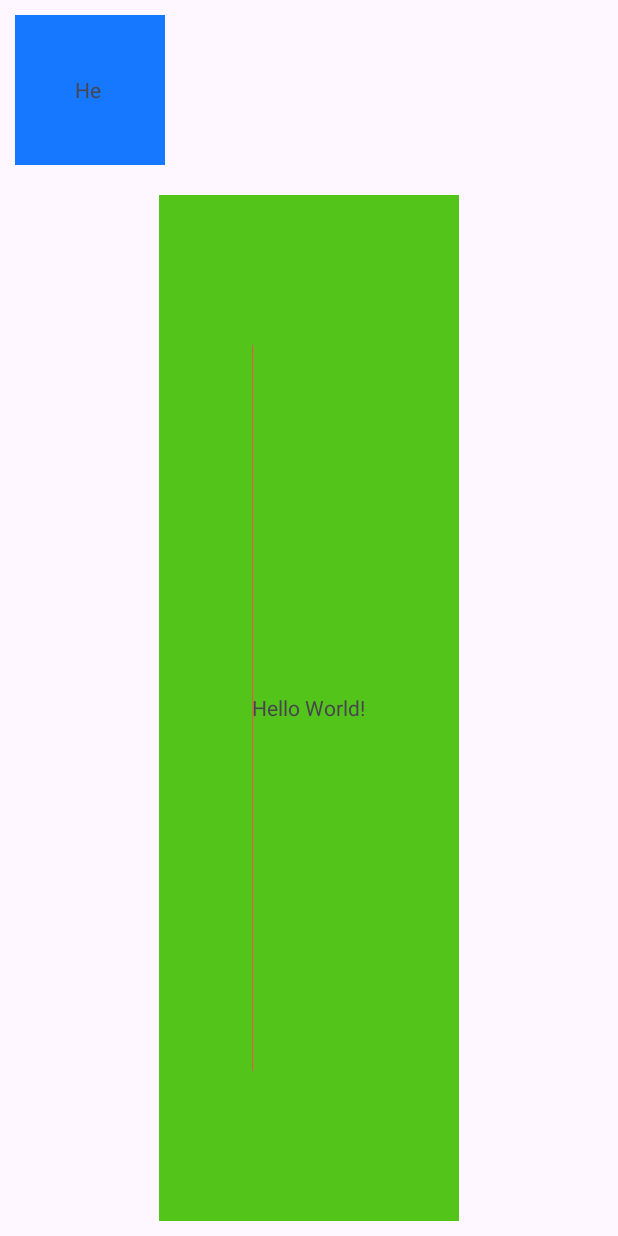
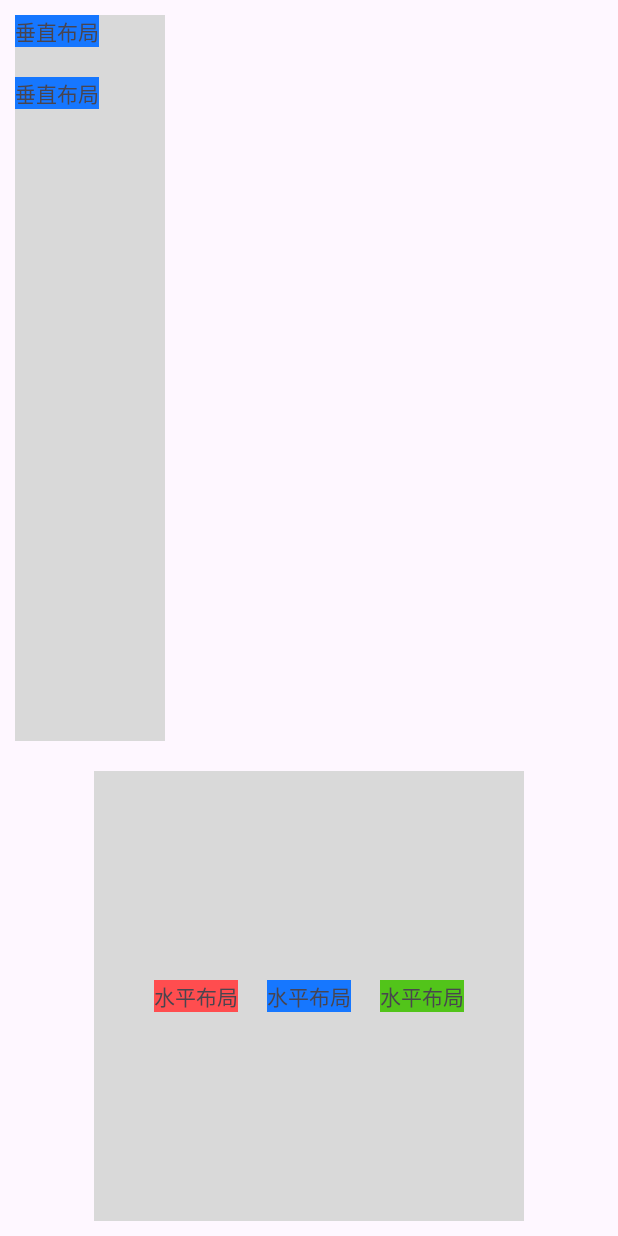
Before and after one commit to TheFirework/BasicViewApp, an Android app: the layout linear_layout_test.xml on its own in the app's theme, with its tools: preview values and no code run, on a phone screen of 412 x 824 dp. Run offline under Robolectric (Android 15) with nearby library versions, the phone set to English and light mode, and no system bars.

Commit message:
layout调整：实现LinearLayout和RelativeLayout的布局差异
- 修改linear_layout_test.xml以调整布局高度和权重，以适应不同的屏幕尺寸。
- 在linear_layout_test.xml中添加TextView，以演示垂直和水平布局。
- 新增relative_layout_test.xml，以展示RelativeLayout及其属性，如centerInParent、alignParent等。

此次提交更改了布局文件，以提升UI的响应性和可读性。

```diff
--- a/app/src/main/res/layout/linear_layout_test.xml
+++ b/app/src/main/res/layout/linear_layout_test.xml
@@ -10,34 +10,58 @@
 
     <LinearLayout
         android:layout_width="100dp"
-        android:layout_height="100dp"
+        android:layout_height="0dp"
         android:layout_gravity="top"
-        android:background="@color/colorPrimary"
-        android:padding="40dp">
+        android:layout_weight="1"
+        android:background="@color/colorInfo"
+        android:orientation="vertical">
 
         <TextView
             android:layout_width="wrap_content"
             android:layout_height="wrap_content"
-            android:text="Hello World!" />
+            android:layout_marginBottom="20dp"
+            android:background="@color/colorPrimary"
+            android:text="垂直布局" />
+
+        <TextView
+            android:layout_width="wrap_content"
+            android:layout_height="wrap_content"
+            android:background="@color/colorPrimary"
+            android:text="垂直布局" />
     </LinearLayout>
 
 
     <LinearLayout
-        android:layout_width="200dp"
-        android:layout_height="0dp"
+        android:layout_width="wrap_content"
+        android:layout_height="300dp"
         android:layout_marginTop="20dp"
-        android:showDividers="beginning"
-        android:layout_weight="1"
-        android:background="@color/colorSuccess"
-
+        android:background="@color/colorInfo"
         android:divider="@color/colorError"
         android:dividerPadding="100dp"
-        android:gravity="center">
+        android:gravity="center"
+        android:orientation="horizontal"
+        android:padding="40dp"
+        android:showDividers="middle">
 
         <TextView
             android:layout_width="wrap_content"
             android:layout_height="wrap_content"
-            android:text="Hello World!" />
+            android:background="@color/colorError"
+            android:text="水平布局" />
+
+        <TextView
+            android:layout_width="wrap_content"
+            android:layout_height="wrap_content"
+            android:layout_marginLeft="20dp"
+            android:layout_marginRight="20dp"
+            android:background="@color/colorPrimary"
+            android:text="水平布局" />
+
+        <TextView
+            android:layout_width="wrap_content"
+            android:layout_height="wrap_content"
+            android:background="@color/colorSuccess"
+            android:text="水平布局" />
 
     </LinearLayout>
 
```
Also changed, not shown: app/src/main/res/layout/relative_layout_test.xml (added, +210 -0 lines).
